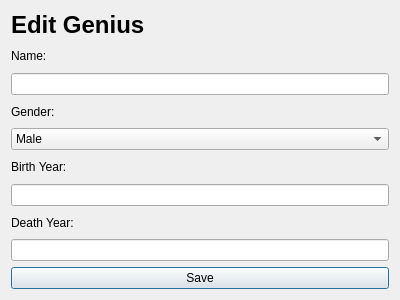
danielm15/VLN1-2016-Hopur_16, file edithcpdialog.ui: the form before one commit.
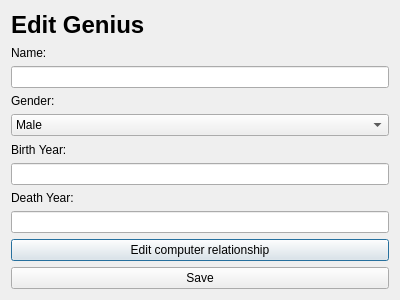
The form after the commit.

Commit message: Buttons for edit relation from genius and edit buttons that link to double click event

```diff
--- a/edithcpdialog.ui
+++ b/edithcpdialog.ui
@@ -116,6 +116,13 @@
    <item>
     <widget class="QLineEdit" name="lineEditDeathYear"/>
    </item>
+   <item>
+    <widget class="QPushButton" name="buttonEditRelationship">
+     <property name="text">
+      <string>Edit computer relationship</string>
+     </property>
+    </widget>
+   </item>
    <item>
     <widget class="QPushButton" name="pushButton">
      <property name="text">
```
The commit also changes 5 other files.
